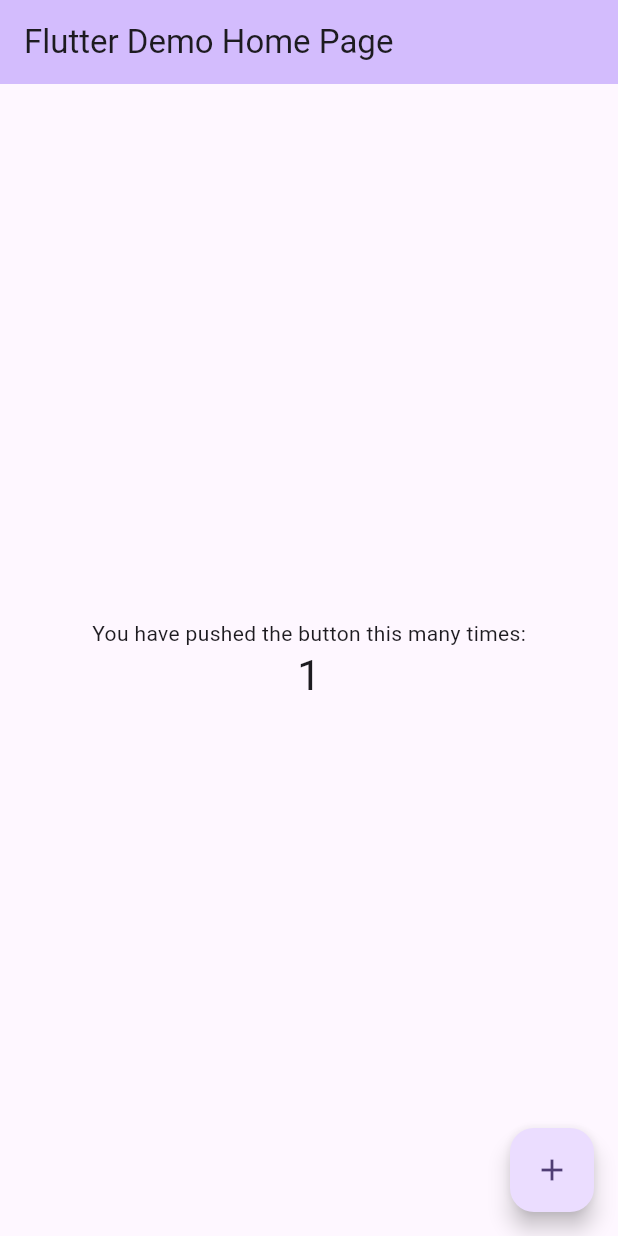
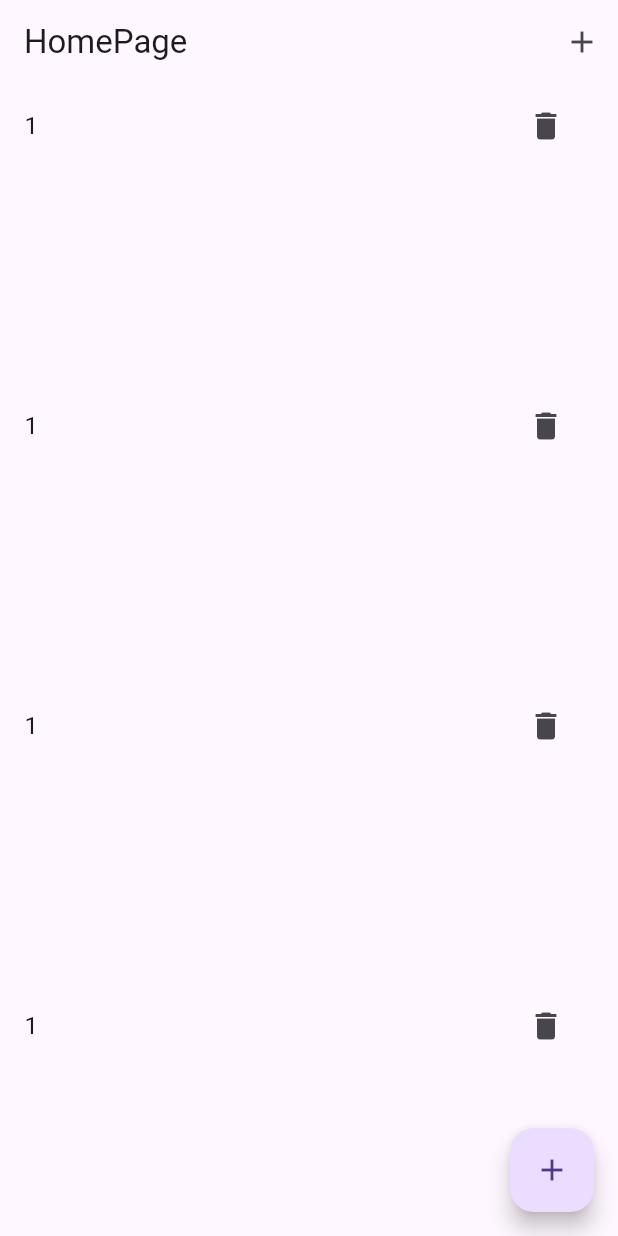
Before and after one commit to AjayToliya/af_final_exam, a Flutter app: the screen it shows after launch, after a tap on the "add" icon, on a phone screen of 412 x 824 dp. Run offline on Flutter 3.47's test engine with Material 3 defaults, Android fonts, the phone set to English and light mode, and no system bars; our stand-ins replace firebase_core, sqflite; accounts and stored records are empty.

Commit message:
02-10-2024

```diff
--- a/lib/main.dart
+++ b/lib/main.dart
@@ -1,69 +1,21 @@
+import 'package:af_final_exam/view/Cart_Page.dart';
+import 'package:af_final_exam/view/Home_Page.dart';
+import 'package:firebase_core/firebase_core.dart';
 import 'package:flutter/material.dart';
 
-void main() {
-  runApp(const MyApp());
+import 'firebase_options.dart';
+import 'view/Splash_Screen.dart';
+
+void main() async {
+  WidgetsFlutterBinding.ensureInitialized();
+  await Firebase.initializeApp(
+    options: DefaultFirebaseOptions.currentPlatform,
+  );
+  runApp(MaterialApp(
+    routes: {
+      'splash': (context) => SplashScreen(),
+      '/': (context) => HomePage(),
+      'cart': (context) => CartPage(),
+    },
+  ));
 }
-
-class MyApp extends StatelessWidget {
-  const MyApp({super.key});
-
-  @override
-  Widget build(BuildContext context) {
-    return MaterialApp(
-      title: 'Flutter Demo',
-      theme: ThemeData(
-        colorScheme: ColorScheme.fromSeed(seedColor: Colors.deepPurple),
-        useMaterial3: true,
-      ),
-      home: const MyHomePage(title: 'Flutter Demo Home Page'),
-    );
-  }
-}
-
-class MyHomePage extends StatefulWidget {
-  const MyHomePage({super.key, required this.title});
-
-  final String title;
-
-  @override
-  State<MyHomePage> createState() => _MyHomePageState();
-}
-
-class _MyHomePageState extends State<MyHomePage> {
-  int _counter = 0;
-
-  void _incrementCounter() {
-    setState(() {
-      _counter++;
-    });
-  }
-
-  @override
-  Widget build(BuildContext context) {
-    return Scaffold(
-      appBar: AppBar(
-        backgroundColor: Theme.of(context).colorScheme.inversePrimary,
-        title: Text(widget.title),
-      ),
-      body: Center(
-        child: Column(
-          mainAxisAlignment: MainAxisAlignment.center,
-          children: <Widget>[
-            const Text(
-              'You have pushed the button this many times:',
-            ),
-            Text(
-              '$_counter',
-              style: Theme.of(context).textTheme.headlineMedium,
-            ),
-          ],
-        ),
-      ),
-      floatingActionButton: FloatingActionButton(
-        onPressed: _incrementCounter,
-        tooltip: 'Increment',
-        child: const Icon(Icons.add),
-      ),
-    );
-  }
-}
--- /dev/null
+++ b/lib/view/Home_Page.dart
@@ -0,0 +1,101 @@
+import 'package:af_final_exam/utils/Hepler/data_hepler.dart';
+import 'package:flutter/material.dart';
+
+import '../utils/Hepler/dataBaseHepler.dart';
+
+class HomePage extends StatefulWidget {
+  const HomePage({super.key});
+
+  @override
+  State<HomePage> createState() => _HomePageState();
+}
+
+class _HomePageState extends State<HomePage> {
+  @override
+  void initState() {
+    // TODO: implement initState
+    super.initState();
+    DatabaseHelper.databaseHelper.initDataBase();
+  }
+
+  @override
+  Widget build(BuildContext context) {
+    TextEditingController name = TextEditingController();
+    TextEditingController price = TextEditingController();
+    return Scaffold(
+      appBar: AppBar(
+        title: Text("HomePage"),
+        actions: [
+          IconButton(
+            onPressed: () {
+              DatabaseHelper.databaseHelper.insertitem(
+                name: name.text,
+                price: price.text,
+              );
+            },
+            icon: Icon(Icons.add),
+          )
+        ],
+      ),
+      floatingActionButton: FloatingActionButton(
+        onPressed: () {
+          showDialog(
+            context: context,
+            builder: (BuildContext context) {
+              return AlertDialog(
+                title: Text('Enter Details'),
+                content: Column(
+                  mainAxisSize: MainAxisSize.min,
+                  children: [
+                    TextFormField(
+                      controller: name,
+                      decoration: InputDecoration(labelText: 'Name'),
+                    ),
+                    TextFormField(
+                      controller: price,
+                      decoration: InputDecoration(labelText: 'Price'),
+                    ),
+                  ],
+                ),
+                actions: [
+                  TextButton(
+                    onPressed: () {
+                      Navigator.of(context).pop();
+                    },
+                    child: Text('Cancel'),
+                  ),
+                  TextButton(
+                    onPressed: () {
+                      Data.data.addItem(name: name.text, price: price.text);
+                      Navigator.of(context).pop();
+                    },
+                    child: Text('Save'),
+                  ),
+                ],
+              );
+            },
+          );
+        },
+        child: Icon(Icons.add),
+      ),
+      body: ListView.builder(
+        itemCount: 5,
+        itemBuilder: (context, Index) {
+          return Column(
+            children: [
+              SizedBox(
+                height: 200,
+                child: ListTile(
+                  // leading: Text("${Index}"),
+                  trailing:
+                      IconButton(onPressed: () {}, icon: Icon(Icons.delete)),
+                  title: Text("1"),
+                ),
+              ),
+            ],
+          );
+        },
+      ),
+    );
+  }
+}
--- a/pubspec.yaml
+++ b/pubspec.yaml
@@ -30,6 +30,10 @@ environment:
 dependencies:
   flutter:
     sdk: flutter
+  sqflite:
+  path:
+  firebase_core:
+  cloud_firestore:
 
 
 
```
Also changed, not shown: lib/utils/Hepler/data_hepler.dart (added, +40 -0 lines), lib/view/Cart_Page.dart (added, +27 -0 lines), lib/view/Splash_Screen.dart (added, +25 -0 lines), firebase.json (added), lib/firebase_options.dart (added), pubspec.lock, 6 other files.
